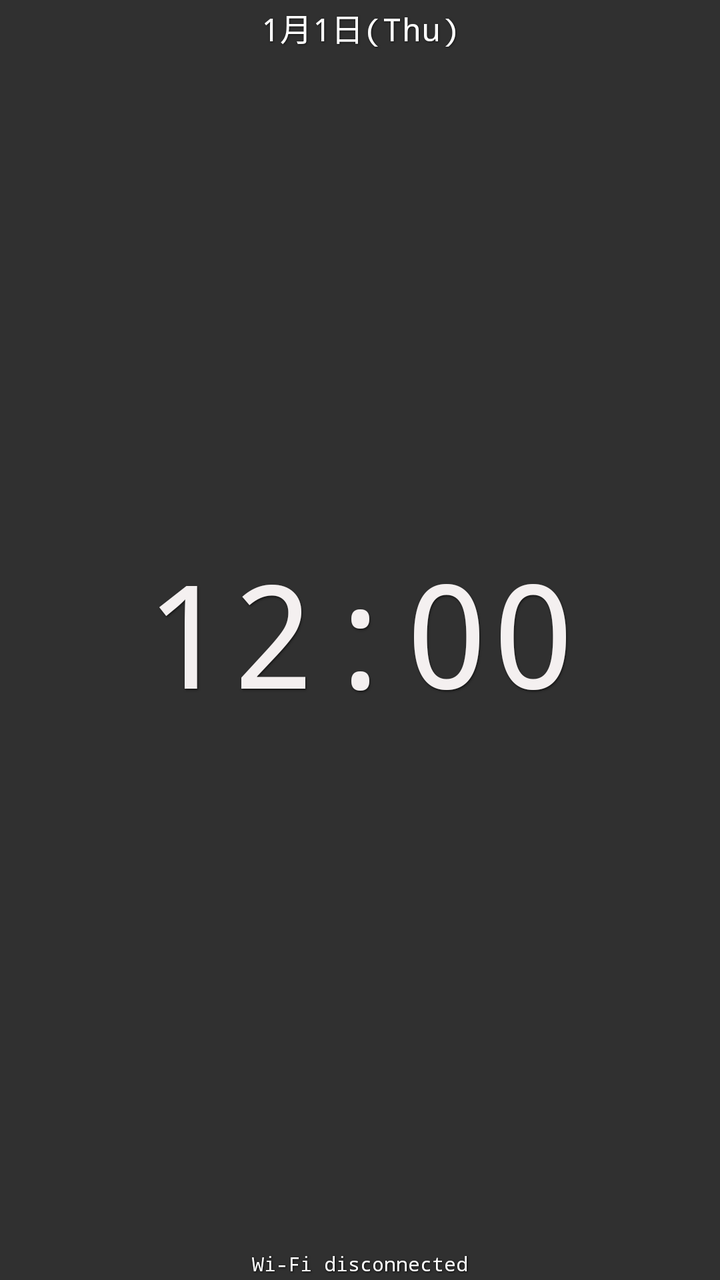
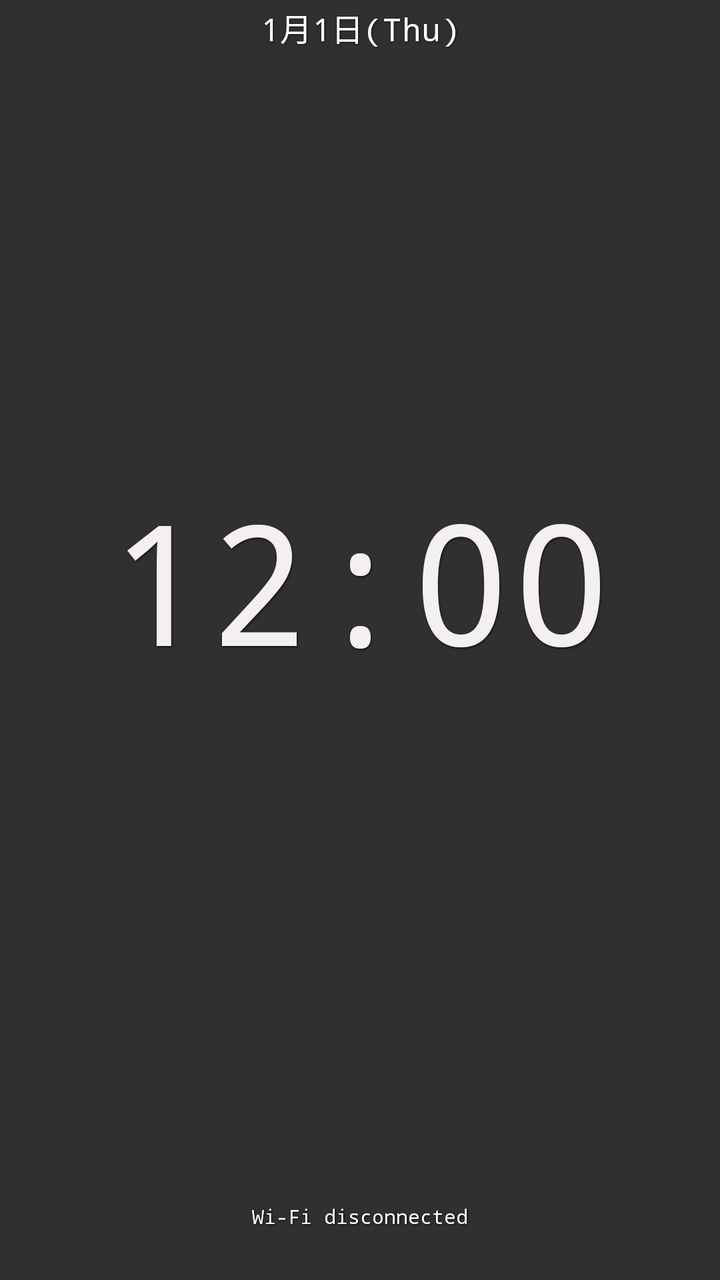

Screens rendered from an Android XML layout before and after an edit, with the pre-edit source and the edit as a unified diff.
<!-- AndroidManifest.xml: application theme AppTheme -->
<!-- res/layout/agent_clock_widget.xml -->
<?xml version="1.0" encoding="utf-8"?>
<FrameLayout xmlns:android="http://schemas.android.com/apk/res/android"
    android:id="@+id/agentClockRoot"
    android:layout_width="match_parent"
    android:layout_height="match_parent"
    android:background="@android:color/transparent"
    android:padding="2dp">

    <LinearLayout
        android:layout_width="match_parent"
        android:layout_height="match_parent"
        android:orientation="vertical"
        android:weightSum="1.0">

        <TextClock
            android:id="@+id/agentClockDate"
            android:layout_width="match_parent"
            android:layout_height="0dp"
            android:layout_weight="0.22"
            android:format12Hour="M月d日(EEE)"
            android:format24Hour="M月d日(EEE)"
            android:gravity="top|center_horizontal"
            android:includeFontPadding="false"
            android:shadowColor="#99000000"
            android:shadowDx="1"
            android:shadowDy="1"
            android:shadowRadius="2"
            android:textColor="#FFFFFFFF"
            android:textSize="16sp" />

        <TextClock
            android:id="@+id/agentClockTime"
            android:layout_width="match_parent"
            android:layout_height="0dp"
            android:layout_weight="0.56"
            android:format12Hour="h:mm"
            android:format24Hour="HH:mm"
            android:gravity="center"
            android:includeFontPadding="false"
            android:shadowColor="#99000000"
            android:shadowDx="1"
            android:shadowDy="2"
            android:shadowRadius="2"
            android:textColor="#FFF4F0F0"
            android:textSize="72sp" />

        <TextView
            android:id="@+id/agentClockWifiInfo"
            android:layout_width="match_parent"
            android:layout_height="0dp"
            android:layout_weight="0.22"
            android:fontFamily="monospace"
            android:gravity="bottom|center_horizontal"
            android:includeFontPadding="false"
            android:lineSpacingExtra="0dp"
            android:lineSpacingMultiplier="1.0"
            android:ellipsize="end"
            android:maxLines="1"
            android:shadowColor="#CC000000"
            android:shadowDx="1"
            android:shadowDy="1"
            android:shadowRadius="2"
            android:singleLine="true"
            android:text="@string/agent_clock_widget_wifi_placeholder"
            android:textColor="#FFFFFFFF"
            android:textSize="10sp" />
    </LinearLayout>
</FrameLayout>
<!-- resources referenced by this layout -->
<resources>
  <string name="agent_clock_widget_wifi_placeholder">Wi-Fi disconnected</string>
  <style name="AppTheme" parent="@android:style/Theme.Material.NoActionBar">
          <item name="android:windowLightStatusBar">false</item>
          <item name="android:fontFamily">monospace</item>
          <item name="android:colorAccent">#00E676</item>
      </style>
</resources>

<!-- the commit's change to res/layout/agent_clock_widget.xml (unified diff, before → after) -->
@@ -16,7 +16,7 @@
             android:id="@+id/agentClockDate"
             android:layout_width="match_parent"
             android:layout_height="0dp"
-            android:layout_weight="0.22"
+            android:layout_weight="0.20"
             android:format12Hour="M月d日(EEE)"
             android:format24Hour="M月d日(EEE)"
             android:gravity="top|center_horizontal"
@@ -32,7 +32,7 @@
             android:id="@+id/agentClockTime"
             android:layout_width="match_parent"
             android:layout_height="0dp"
-            android:layout_weight="0.56"
+            android:layout_weight="0.52"
             android:format12Hour="h:mm"
             android:format24Hour="HH:mm"
             android:gravity="center"
@@ -42,27 +42,63 @@
             android:shadowDy="2"
             android:shadowRadius="2"
             android:textColor="#FFF4F0F0"
-            android:textSize="72sp" />
+            android:textSize="84sp" />
 
-        <TextView
-            android:id="@+id/agentClockWifiInfo"
+        <LinearLayout
             android:layout_width="match_parent"
             android:layout_height="0dp"
-            android:layout_weight="0.22"
-            android:fontFamily="monospace"
+            android:layout_weight="0.28"
             android:gravity="bottom|center_horizontal"
-            android:includeFontPadding="false"
-            android:lineSpacingExtra="0dp"
-            android:lineSpacingMultiplier="1.0"
-            android:ellipsize="end"
-            android:maxLines="1"
-            android:shadowColor="#CC000000"
-            android:shadowDx="1"
-            android:shadowDy="1"
-            android:shadowRadius="2"
-            android:singleLine="true"
-            android:text="@string/agent_clock_widget_wifi_placeholder"
-            android:textColor="#FFFFFFFF"
-            android:textSize="10sp" />
+            android:orientation="vertical">
+
+            <TextView
+                android:id="@+id/agentClockWifiInfo"
+                android:layout_width="match_parent"
+                android:layout_height="wrap_content"
+                android:ellipsize="end"
+                android:fontFamily="monospace"
+                android:gravity="center_horizontal"
+                android:includeFontPadding="false"
+                android:maxLines="1"
+                android:shadowColor="#CC000000"
+                android:shadowDx="1"
+                android:shadowDy="1"
+                android:shadowRadius="2"
+                android:text="@string/agent_clock_widget_wifi_placeholder"
+                android:textColor="#FFFFFFFF"
+                android:textSize="10sp" />
+
+            <TextView
+                android:id="@+id/agentClockIpInfo"
+                android:layout_width="match_parent"
+                android:layout_height="wrap_content"
+                android:ellipsize="end"
+                android:fontFamily="monospace"
+                android:gravity="center_horizontal"
+                android:includeFontPadding="false"
+                android:maxLines="1"
+                android:shadowColor="#CC000000"
+                android:shadowDx="1"
+                android:shadowDy="1"
+                android:shadowRadius="2"
+                android:textColor="#FFFFFFFF"
+                android:textSize="10sp" />
+
+            <TextView
+                android:id="@+id/agentClockLocationInfo"
+                android:layout_width="match_parent"
+                android:layout_height="wrap_content"
+                android:ellipsize="end"
+                android:fontFamily="monospace"
+                android:gravity="center_horizontal"
+                android:includeFontPadding="false"
+                android:maxLines="1"
+                android:shadowColor="#CC000000"
+                android:shadowDx="1"
+                android:shadowDy="1"
+                android:shadowRadius="2"
+                android:textColor="#FFFFFFFF"
+                android:textSize="10sp" />
+        </LinearLayout>
     </LinearLayout>
 </FrameLayout>
